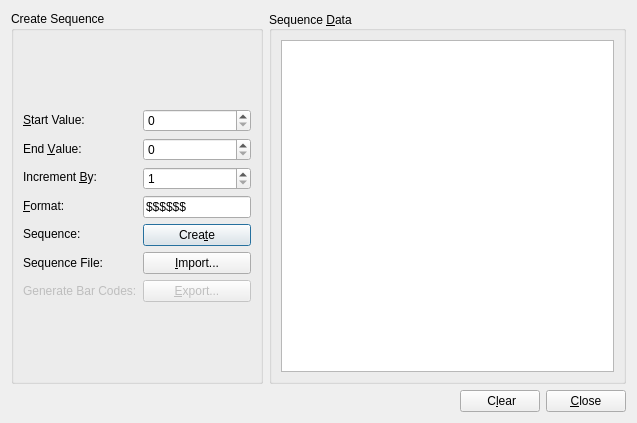
Before: the Qt Designer form frontend_qt/extSequence.ui in zint/zint, drawn with Qt 5.
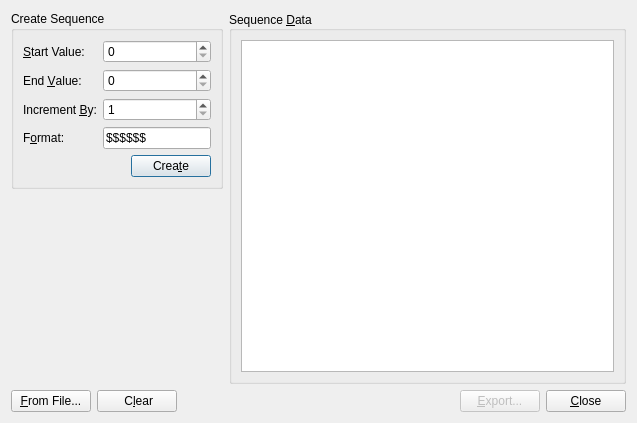
After: the same form once the commit is applied. Icons and pictures are not drawn.

Commit message: GUI: data dialog: convert Line Feeds if escaping on input, escape on output   and set Escaped flag; fix tooltip that they're converted to spaces;   sequence dialog: re-organize to put Create Sequence stuff only in groupbox   and put Import -> From File and Clear at bottom, similar to data dialog;   mainwindow: use new Escaped flag from data dialog and set checkbox and   statusbar message accordingly

Patch:
```diff
--- a/frontend_qt/extSequence.ui
+++ b/frontend_qt/extSequence.ui
@@ -24,6 +24,8 @@
    <item>
     <layout class="QHBoxLayout" name="horzLayoutSeq">
      <item>
+      <layout class="QVBoxLayout" name="vertLayoutSeqCreate">
+       <item>
       <widget class="QGroupBox" name="groupBoxSeqCreate">
        <property name="sizePolicy">
         <sizepolicy hsizetype="Fixed" vsizetype="Preferred">
@@ -34,12 +36,11 @@
        <property name="title">
         <string>Create Sequence</string>
        </property>
-       <layout class="QVBoxLayout" name="vertLayoutSeqCreate">
-        <item>
-         <layout class="QHBoxLayout" name="horzLayoutSeqCreate">
-          <item>
-           <layout class="QVBoxLayout" name="vertLayoutSeqCreateLbls">
-            <item>
+         <property name="toolTip">
+          <string>Generate a sequence</string>
+         </property>
+         <layout class="QGridLayout" name="gridLayoutSeqCreate">
+          <item row="0" column="0">
              <widget class="QLabel" name="lblSeqStartVal">
               <property name="toolTip">
                <string>Start sequence at this value</string>
@@ -52,7 +53,20 @@
               </property>
              </widget>
             </item>
-            <item>
+          <item row="0" column="1">
+           <widget class="QSpinBox" name="spnSeqStartVal">
+            <property name="toolTip">
+             <string>Start sequence at this value</string>
+            </property>
+            <property name="frame">
+             <bool>true</bool>
+            </property>
+            <property name="maximum">
+             <number>999999999</number>
+            </property>
+           </widget>
+          </item>
+          <item row="1" column="0">
              <widget class="QLabel" name="lblSeqEndVal">
               <property name="toolTip">
                <string>End sequence at this value</string>
@@ -65,7 +79,17 @@
               </property>
              </widget>
             </item>
-            <item>
+          <item row="1" column="1">
+           <widget class="QSpinBox" name="spnSeqEndVal">
+            <property name="toolTip">
+             <string>End sequence at this value</string>
+            </property>
+            <property name="maximum">
+             <number>999999999</number>
+            </property>
+           </widget>
+          </item>
+          <item row="2" column="0">
              <widget class="QLabel" name="lblSeqIncVal">
               <property name="toolTip">
                <string>Go from start to end in steps of this amount</string>
@@ -78,85 +102,7 @@
               </property>
              </widget>
             </item>
-            <item>
-             <widget class="QLabel" name="lblSeqFormat">
-              <property name="toolTip">
-               <string>Format sequence using special characters&lt;table cellspacing=&quot;3&quot;&gt;
-&lt;tr&gt;&lt;td&gt;#&lt;/td&gt;&lt;td&gt;Number or space&lt;/td&gt;&lt;/tr&gt;
-&lt;tr&gt;&lt;td&gt;$&lt;/td&gt;&lt;td&gt;Number or '0'&lt;/td&gt;&lt;/tr&gt;
-&lt;tr&gt;&lt;td&gt;*&lt;/td&gt;&lt;td&gt;Number or '*'&lt;/td&gt;&lt;/tr&gt;
-&lt;tr&gt;&lt;td&gt;Other&lt;/td&gt;&lt;td&gt;Insert literally&lt;/td&gt;&lt;/tr&gt;
-&lt;/table&gt;</string>
-              </property>
-              <property name="text">
-               <string>&amp;Format:</string>
-              </property>
-              <property name="buddy">
-               <cstring>linSeqFormat</cstring>
-              </property>
-             </widget>
-            </item>
-            <item>
-             <widget class="QLabel" name="lblSeqCreate">
-              <property name="toolTip">
-               <string>Create a data sequence</string>
-              </property>
-              <property name="text">
-               <string>Sequence:</string>
-              </property>
-             </widget>
-            </item>
-            <item>
-             <widget class="QLabel" name="lblSeqImport">
-              <property name="toolTip">
-               <string>Get a data sequence from a file</string>
-              </property>
-              <property name="text">
-               <string>Sequence File:</string>
-              </property>
-             </widget>
-            </item>
-            <item>
-             <widget class="QLabel" name="lblSeqExport">
-              <property name="enabled">
-               <bool>false</bool>
-              </property>
-              <property name="toolTip">
-               <string>Save the symbols to files</string>
-              </property>
-              <property name="text">
-               <string>Generate Bar Codes:</string>
-              </property>
-             </widget>
-            </item>
-           </layout>
-          </item>
-          <item>
-           <layout class="QVBoxLayout" name="vertLayoutSeqCreateVals">
-            <item>
-             <widget class="QSpinBox" name="spnSeqStartVal">
-              <property name="toolTip">
-               <string>Start sequence at this value</string>
-              </property>
-              <property name="frame">
-               <bool>true</bool>
-              </property>
-              <property name="maximum">
-               <number>999999999</number>
-              </property>
-             </widget>
-            </item>
-            <item>
-             <widget class="QSpinBox" name="spnSeqEndVal">
-              <property name="toolTip">
-               <string>End sequence at this value</string>
-              </property>
-              <property name="maximum">
-               <number>999999999</number>
-              </property>
-             </widget>
-            </item>
-            <item>
+          <item row="2" column="1">
              <widget class="QSpinBox" name="spnSeqIncVal">
               <property name="toolTip">
                <string>Go from start to end in steps of this amount</string>
@@ -169,7 +115,25 @@
               </property>
              </widget>
             </item>
-            <item>
+          <item row="3" column="0">
+           <widget class="QLabel" name="lblSeqFormat">
+            <property name="toolTip">
+             <string>Format sequence using special characters&lt;table cellspacing=&quot;3&quot;&gt;
+&lt;tr&gt;&lt;td&gt;#&lt;/td&gt;&lt;td&gt;Number or space&lt;/td&gt;&lt;/tr&gt;
+&lt;tr&gt;&lt;td&gt;$&lt;/td&gt;&lt;td&gt;Number or '0'&lt;/td&gt;&lt;/tr&gt;
+&lt;tr&gt;&lt;td&gt;*&lt;/td&gt;&lt;td&gt;Number or '*'&lt;/td&gt;&lt;/tr&gt;
+&lt;tr&gt;&lt;td&gt;Other&lt;/td&gt;&lt;td&gt;Insert literally&lt;/td&gt;&lt;/tr&gt;
+&lt;/table&gt;</string>
+            </property>
+            <property name="text">
+             <string>F&amp;ormat:</string>
+            </property>
+            <property name="buddy">
+             <cstring>linSeqFormat</cstring>
+            </property>
+           </widget>
+          </item>
+          <item row="3" column="1">
              <widget class="QLineEdit" name="linSeqFormat">
               <property name="toolTip">
                <string>Format sequence using special characters&lt;table cellspacing=&quot;3&quot;&gt;
@@ -184,6 +148,21 @@
               </property>
              </widget>
             </item>
+          <item row="4" column="0" colspan="2">
+           <layout class="QHBoxLayout" name="horzLayoutSeqCreateBtn">
+            <item>
+             <spacer name="horzSpacerSeqCreateBtn">
+              <property name="orientation">
+               <enum>Qt::Horizontal</enum>
+              </property>
+              <property name="sizeHint" stdset="0">
+               <size>
+                <width>40</width>
+                <height>20</height>
+               </size>
+              </property>
+             </spacer>
+            </item>
             <item>
              <widget class="QPushButton" name="btnSeqCreate">
               <property name="toolTip">
@@ -194,35 +173,25 @@
               </property>
              </widget>
             </item>
-            <item>
-             <widget class="QPushButton" name="btnSeqImport">
-              <property name="toolTip">
-               <string>Get a data sequence from a file</string>
-              </property>
-              <property name="text">
-               <string>&amp;Import...</string>
-              </property>
+           </layout>
+          </item>
+         </layout>
              </widget>
             </item>
             <item>
-             <widget class="QPushButton" name="btnSeqExport">
-              <property name="enabled">
-               <bool>false</bool>
-              </property>
-              <property name="toolTip">
-               <string>Save the symbols to files</string>
-              </property>
-              <property name="text">
-               <string>&amp;Export...</string>
-              </property>
-             </widget>
-            </item>
-           </layout>
-          </item>
-         </layout>
-        </item>
-       </layout>
-      </widget>
+        <spacer name="vertSpacerCreate">
+         <property name="orientation">
+          <enum>Qt::Vertical</enum>
+         </property>
+         <property name="sizeHint" stdset="0">
+          <size>
+           <width>40</width>
+           <height>20</height>
+          </size>
+         </property>
+        </spacer>
+       </item>
+      </layout>
      </item>
      <item>
       <widget class="QGroupBox" name="groupBoxSeqPreview">
@@ -257,17 +226,14 @@
    <item>
     <layout class="QHBoxLayout" name="horzLayoutSeqBtns">
      <item>
-      <spacer name="horzSpacerSeqBtns">
-       <property name="orientation">
-        <enum>Qt::Horizontal</enum>
+      <widget class="QPushButton" name="btnSeqFromFile">
+       <property name="toolTip">
+        <string>Import a data sequence from a file</string>
        </property>
-       <property name="sizeHint" stdset="0">
-        <size>
-         <width>40</width>
-         <height>20</height>
-        </size>
+       <property name="text">
+        <string>&amp;From File...</string>
        </property>
-      </spacer>
+      </widget>
      </item>
      <item>
       <widget class="QPushButton" name="btnSeqClear">
@@ -279,6 +245,32 @@
        </property>
       </widget>
      </item>
+     <item>
+      <spacer name="horzSpacerSeqBtns">
+       <property name="orientation">
+        <enum>Qt::Horizontal</enum>
+       </property>
+       <property name="sizeHint" stdset="0">
+        <size>
+         <width>40</width>
+         <height>20</height>
+        </size>
+       </property>
+      </spacer>
+     </item>
+     <item>
+      <widget class="QPushButton" name="btnSeqExport">
+       <property name="enabled">
+        <bool>false</bool>
+       </property>
+       <property name="toolTip">
+        <string>Save the symbols to files</string>
+       </property>
+       <property name="text">
+        <string>&amp;Export...</string>
+       </property>
+      </widget>
+     </item>
      <item>
       <widget class="QPushButton" name="btnSeqClose">
        <property name="toolTip">
```
Left out of the diff: 2 changed lines with no effect on the pictures. Lines whose indentation alone changed are shown as unchanged. The commit also changes 10 other files.
